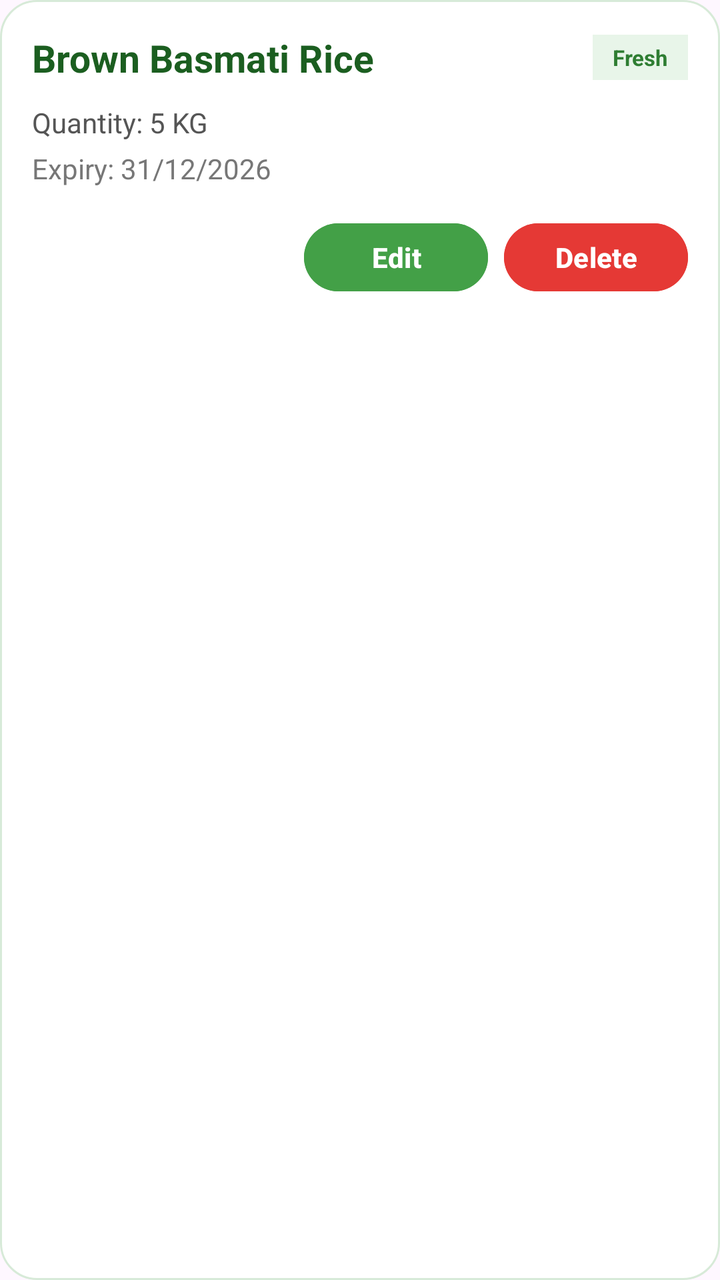
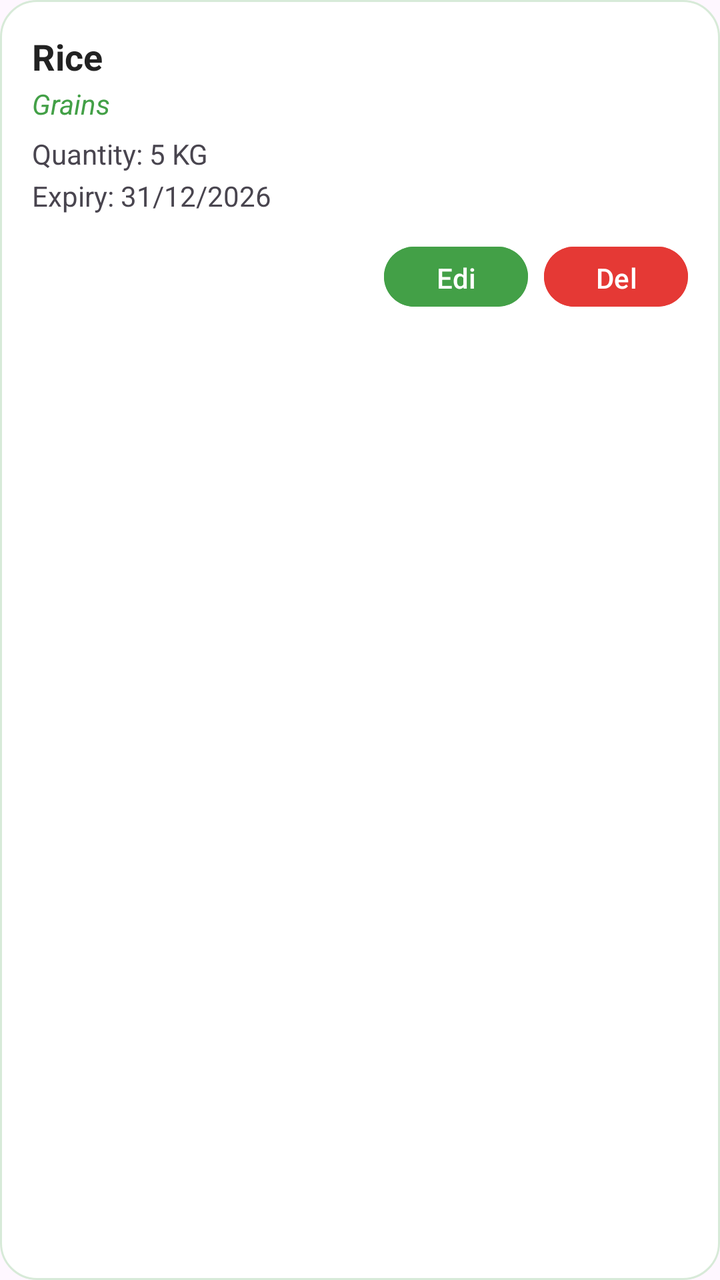

Two renders of the same Android screen: before a commit and after it. Below are the layout's source before the change and the commit's diff.
<!-- AndroidManifest.xml: application theme Theme.SmartPantryManager -->
<!-- res/layout/item_pantry.xml -->
<?xml version="1.0" encoding="utf-8"?>
<LinearLayout xmlns:android="http://schemas.android.com/apk/res/android"
    android:layout_width="match_parent"
    android:layout_height="wrap_content"
    android:layout_marginBottom="12dp"
    android:orientation="vertical"
    android:background="@drawable/pantry_item_background"
    android:padding="16dp">

    <LinearLayout
        android:layout_width="match_parent"
        android:layout_height="wrap_content"
        android:gravity="center_vertical"
        android:orientation="horizontal">

        <TextView
            android:id="@+id/textIngredientName"
            android:layout_width="0dp"
            android:layout_height="wrap_content"
            android:layout_weight="1"
            android:text="Brown Basmati Rice"
            android:textColor="#1B5E20"
            android:textSize="19sp"
            android:textStyle="bold"/>

        <TextView
            android:id="@+id/textStatus"
            android:layout_width="wrap_content"
            android:layout_height="wrap_content"
            android:background="#E8F5E9"
            android:paddingLeft="10dp"
            android:paddingTop="4dp"
            android:paddingRight="10dp"
            android:paddingBottom="4dp"
            android:text="Fresh"
            android:textColor="#2E7D32"
            android:textSize="11sp"
            android:textStyle="bold"/>
    </LinearLayout>

    <TextView
        android:id="@+id/textQuantity"
        android:layout_width="wrap_content"
        android:layout_height="wrap_content"
        android:layout_marginTop="10dp"
        android:text="Quantity: 5 KG"
        android:textColor="#555555"
        android:textSize="14sp"/>

    <TextView
        android:id="@+id/textLowStock"
        android:layout_width="wrap_content"
        android:layout_height="wrap_content"
        android:layout_marginTop="4dp"
        android:text="⚠ Low Stock"
        android:textColor="#F57C00"
        android:textStyle="bold"
        android:textSize="13sp"
        android:visibility="gone"/>

    <TextView
        android:id="@+id/textExpiry"
        android:layout_width="wrap_content"
        android:layout_height="wrap_content"
        android:layout_marginTop="4dp"
        android:text="Expiry: 31/12/2026"
        android:textColor="#777777"
        android:textSize="14sp"/>

    <LinearLayout
        android:layout_width="match_parent"
        android:layout_height="wrap_content"
        android:layout_marginTop="14dp"
        android:gravity="end"
        android:orientation="horizontal">

        <Button
            android:id="@+id/buttonEdit"
            android:layout_width="92dp"
            android:layout_height="42dp"
            android:backgroundTint="#43A047"
            android:text="Edit"
            android:textAllCaps="false"
            android:textColor="@android:color/white"
            android:textStyle="bold"/>

        <Button
            android:id="@+id/buttonDelete"
            android:layout_width="92dp"
            android:layout_height="42dp"
            android:layout_marginStart="8dp"
            android:backgroundTint="#E53935"
            android:text="Delete"
            android:textAllCaps="false"
            android:textColor="@android:color/white"
            android:textStyle="bold"/>

    </LinearLayout>

</LinearLayout>
<!-- resources referenced by this layout -->
<resources>
  <!-- drawable pantry_item_background (drawable) -->
  <?xml version="1.0" encoding="utf-8"?>
  <shape xmlns:android="http://schemas.android.com/apk/res/android">
  
      <solid android:color="#FFFFFF"/>
  
      <corners android:radius="18dp"/>
  
      <stroke
          android:width="1dp"
          android:color="#D7EAD8"/>
  
      <padding
          android:left="4dp"
          android:top="4dp"
          android:right="4dp"
          android:bottom="4dp"/>
  
  </shape>
  <style name="Theme.SmartPantryManager" parent="Base.Theme.SmartPantryManager" />
  <style name="Base.Theme.SmartPantryManager" parent="Theme.Material3.DayNight.NoActionBar">
          
          
      </style>
</resources>

<!-- the commit's change to res/layout/item_pantry.xml (unified diff, before → after) -->
@@ -1,99 +1,99 @@
-<?xml version="1.0" encoding="utf-8"?>
 <LinearLayout xmlns:android="http://schemas.android.com/apk/res/android"
     android:layout_width="match_parent"
     android:layout_height="wrap_content"
-    android:layout_marginBottom="12dp"
     android:orientation="vertical"
-    android:background="@drawable/pantry_item_background"
-    android:padding="16dp">
+    android:padding="16dp"
+    android:layout_marginBottom="10dp"
+    android:background="@drawable/pantry_item_background">
 
     <LinearLayout
         android:layout_width="match_parent"
         android:layout_height="wrap_content"
-        android:gravity="center_vertical"
-        android:orientation="horizontal">
+        android:gravity="center_vertical">
 
         <TextView
             android:id="@+id/textIngredientName"
             android:layout_width="0dp"
             android:layout_height="wrap_content"
             android:layout_weight="1"
-            android:text="Brown Basmati Rice"
-            android:textColor="#1B5E20"
-            android:textSize="19sp"
-            android:textStyle="bold"/>
+            android:text="Rice"
+            android:textStyle="bold"
+            android:textSize="18sp"
+            android:textColor="@color/darkText"/>
 
         <TextView
             android:id="@+id/textStatus"
             android:layout_width="wrap_content"
             android:layout_height="wrap_content"
-            android:background="#E8F5E9"
-            android:paddingLeft="10dp"
+            android:text="Fresh"
+            android:textSize="10sp"
+            android:textStyle="bold"
+            android:paddingLeft="8dp"
+            android:paddingRight="8dp"
             android:paddingTop="4dp"
-            android:paddingRight="10dp"
             android:paddingBottom="4dp"
-            android:text="Fresh"
-            android:textColor="#2E7D32"
-            android:textSize="11sp"
-            android:textStyle="bold"/>
+            android:textColor="@android:color/white"/>
     </LinearLayout>
+
+    <TextView
+        android:id="@+id/textCategory"
+        android:layout_width="wrap_content"
+        android:layout_height="wrap_content"
+        android:text="Grains"
+        android:textStyle="italic"
+        android:textColor="@color/primaryGreen"
+        android:layout_marginTop="2dp"/>
 
     <TextView
         android:id="@+id/textQuantity"
         android:layout_width="wrap_content"
         android:layout_height="wrap_content"
-        android:layout_marginTop="10dp"
         android:text="Quantity: 5 KG"
-        android:textColor="#555555"
-        android:textSize="14sp"/>
+        android:layout_marginTop="6dp"/>
 
     <TextView
         android:id="@+id/textLowStock"
         android:layout_width="wrap_content"
         android:layout_height="wrap_content"
-        android:layout_marginTop="4dp"
-        android:text="⚠ Low Stock"
+        android:text="Low Stock"
+        android:textSize="11sp"
+        android:textStyle="bold"
         android:textColor="#F57C00"
-        android:textStyle="bold"
-        android:textSize="13sp"
-        android:visibility="gone"/>
+        android:visibility="gone"
+        android:layout_marginTop="2dp"/>
 
     <TextView
         android:id="@+id/textExpiry"
         android:layout_width="wrap_content"
         android:layout_height="wrap_content"
-        android:layout_marginTop="4dp"
         android:text="Expiry: 31/12/2026"
-        android:textColor="#777777"
-        android:textSize="14sp"/>
+        android:layout_marginTop="2dp"/>
 
     <LinearLayout
         android:layout_width="match_parent"
         android:layout_height="wrap_content"
-        android:layout_marginTop="14dp"
         android:gravity="end"
-        android:orientation="horizontal">
+        android:orientation="horizontal"
+        android:layout_marginTop="12dp">
 
         <Button
             android:id="@+id/buttonEdit"
-            android:layout_width="92dp"
-            android:layout_height="42dp"
-            android:backgroundTint="#43A047"
+            android:layout_width="72dp"
+            android:layout_height="38dp"
             android:text="Edit"
             android:textAllCaps="false"
             android:textColor="@android:color/white"
-            android:textStyle="bold"/>
+            android:backgroundTint="@color/primaryGreen"/>
 
         <Button
             android:id="@+id/buttonDelete"
-            android:layout_width="92dp"
-            android:layout_height="42dp"
-            android:layout_marginStart="8dp"
-            android:backgroundTint="#E53935"
+            android:layout_width="72dp"
+            android:layout_height="38dp"
             android:text="Delete"
             android:textAllCaps="false"
             android:textColor="@android:color/white"
-            android:textStyle="bold"/>
+            android:backgroundTint="#E53935"
+            android:layout_marginStart="8dp"/>
 
     </LinearLayout>
 
<!-- resource entries referenced after the edit -->
@@ -1,5 +1,7 @@
 <!-- resources referenced by this layout -->
 <resources>
+  <color name="darkText">#222222</color>
+  <color name="primaryGreen">#43A047</color>
   <!-- drawable pantry_item_background (drawable) -->
   <?xml version="1.0" encoding="utf-8"?>
   <shape xmlns:android="http://schemas.android.com/apk/res/android">
